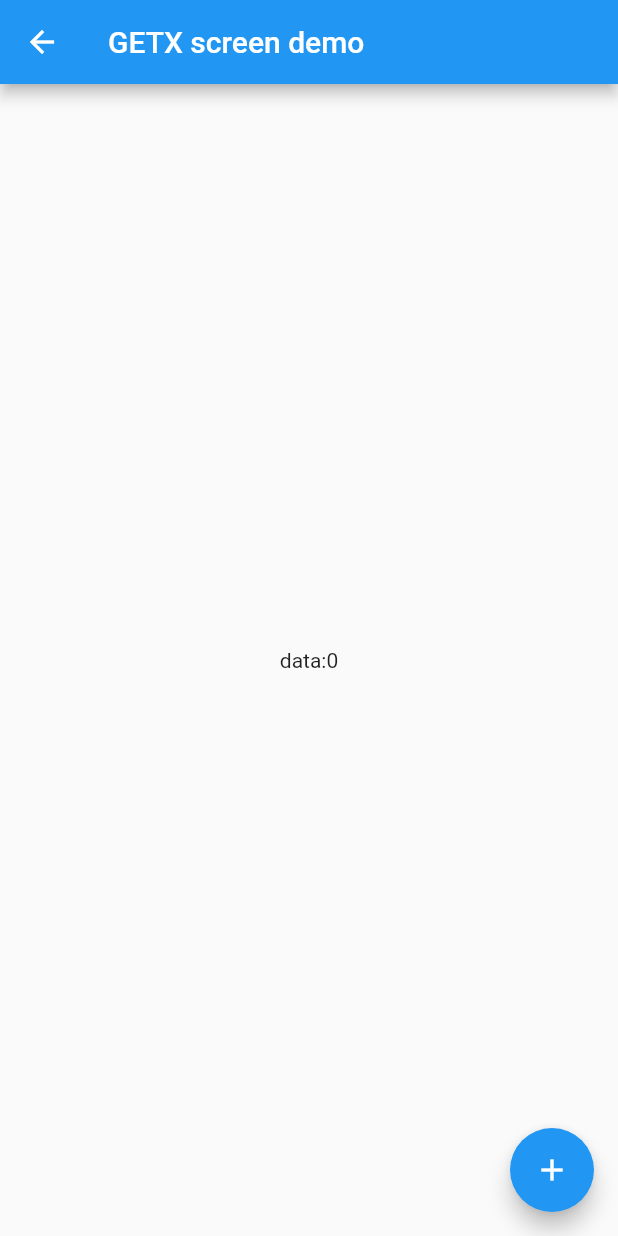
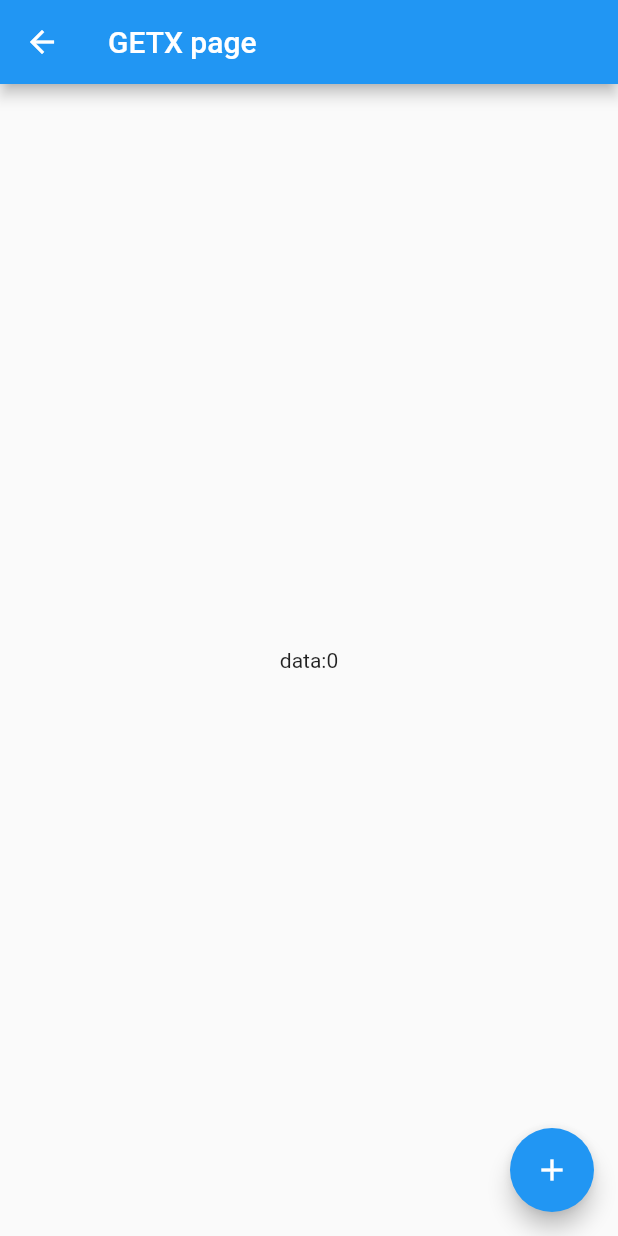
Before and after one commit to MsnGlobal/getx_project, a Flutter app: the GetXDemoScreen screen opened directly, on a phone screen of 412 x 824 dp. Run offline on Flutter 3.47's test engine with Material 2 defaults, Android fonts, the phone set to English and light mode, and no system bars; our stand-ins replace get.

Commit message:
by uzair

```diff
--- a/lib/global_management_screen.dart
+++ b/lib/global_management_screen.dart
@@ -11,7 +11,7 @@ class GetXDemoScreen extends StatelessWidget {
   Widget build(BuildContext context) {
     return Scaffold(
       appBar: AppBar(
-        title: const Text('GETX screen demo'),
+        title: const Text('GETX page'),
       ),
       body: Center(
           // ////getBuilder
```
